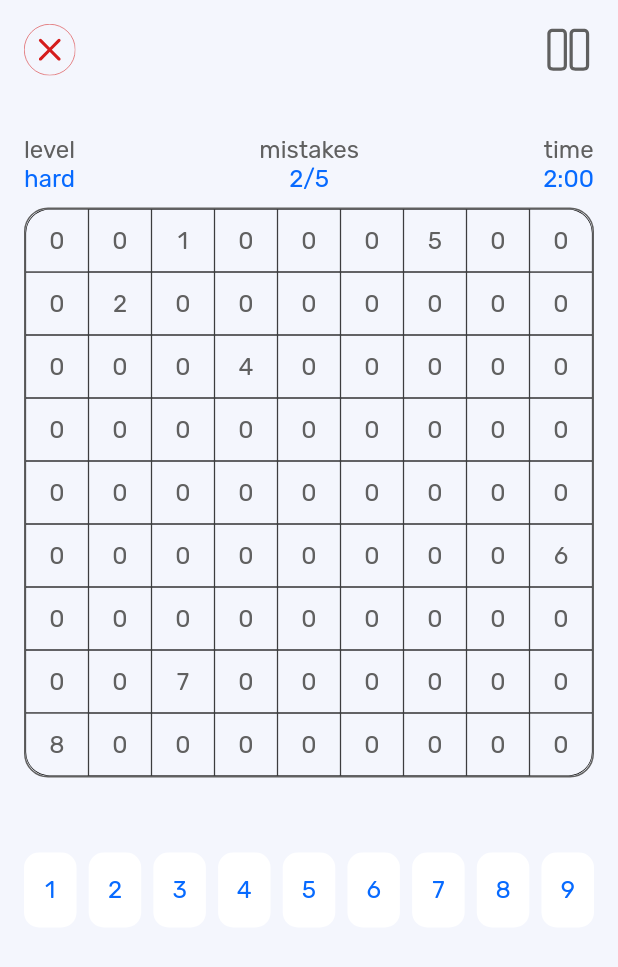
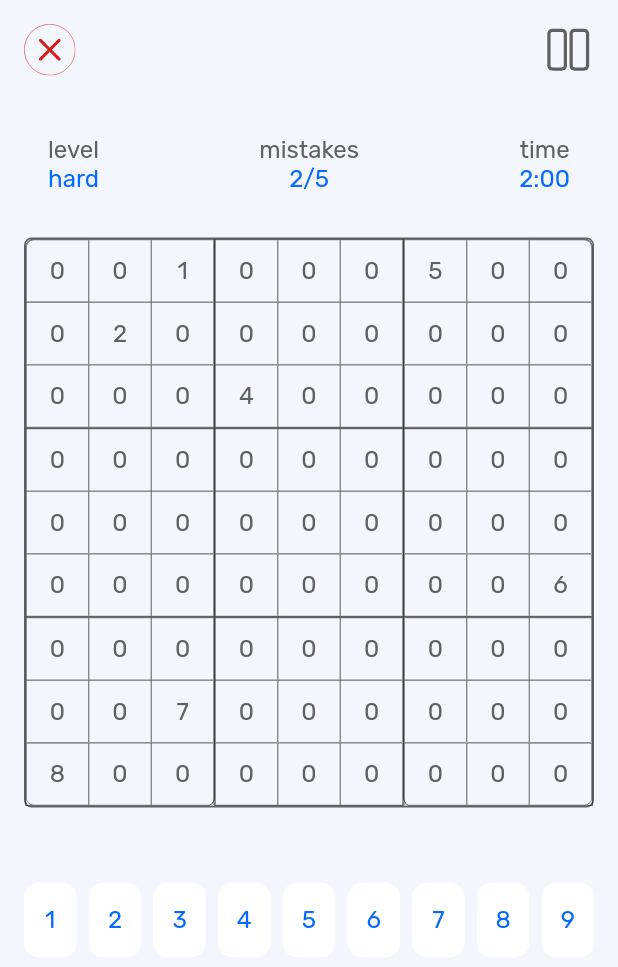
Before and after one commit to jopaul23/sudoku_solver, a Flutter app: the PuzzlePageLayout widget shown alone on an empty page, opened directly, on a phone screen of 412 x 824 dp. Shown: the top 967 px of the screen. Run offline on Flutter 3.47's test engine with Material 2 defaults, Android fonts, the phone set to English and light mode, and no system bars; our stand-ins replace flutter_screenutil, flutter_svg, get, google_fonts, shared_preferences; missing offline and left inert: dart:ffi; accounts and stored records are empty.

Commit message:
sudoku puzzle done

```diff
--- a/lib/controllers/sudoku_controller.dart
+++ b/lib/controllers/sudoku_controller.dart
@@ -1,8 +1,10 @@
+import 'package:flutter/cupertino.dart';
 import 'package:get/get.dart';
 
 class SudokuController extends GetxController {
   int selectedCellRow = -1;
   int selectedCellColumn = -1;
+  int blockBaseX = -1, blockBaseY = -1, blockLimitX = -1, blockLimitY = -1;
   List<List<int>> sudokuList = [
     [0, 0, 1, 0, 0, 0, 5, 0, 0],
     [0, 2, 0, 0, 0, 0, 0, 0, 0],
@@ -18,6 +20,7 @@ class SudokuController extends GetxController {
   updateSelectedCell(int rowNum, int columnNum) {
     selectedCellRow = rowNum;
     selectedCellColumn = columnNum;
+    blockDefiner();
     update();
   }
 
@@ -26,4 +29,41 @@ class SudokuController extends GetxController {
     update();
     // print(sudokuList);
   }
+
+  defineBorderRadius(int i, int j) {
+    if (i == 0 && j == 0) {
+      return const BorderRadius.only(topLeft: Radius.circular(5));
+    } else if (i == 2 && j == 2) {
+      return const BorderRadius.only(bottomLeft: Radius.circular(5));
+    } else if (i == 0 && j == 2) {
+      return const BorderRadius.only(topRight: Radius.circular(5));
+    } else if (i == 2 && j == 0) {
+      return const BorderRadius.only(bottomRight: Radius.circular(5));
+    } else {
+      return BorderRadius.zero;
+    }
+  }
+
+  blockDefiner() {
+    if (selectedCellRow < 3) {
+      blockBaseX = 0;
+      blockLimitX = 2;
+    } else if (selectedCellRow < 6) {
+      blockBaseX = 3;
+      blockLimitX = 5;
+    } else if (selectedCellRow < 9) {
+      blockBaseX = 6;
+      blockLimitX = 8;
+    }
+    if (selectedCellColumn < 3) {
+      blockBaseY = 0;
+      blockLimitY = 2;
+    } else if (selectedCellColumn < 6) {
+      blockBaseY = 3;
+      blockLimitY = 5;
+    } else if (selectedCellColumn < 9) {
+      blockBaseY = 6;
+      blockLimitY = 8;
+    }
+  }
 }
--- a/lib/screens/sudoku_puzzle/puzzle_page_layout.dart
+++ b/lib/screens/sudoku_puzzle/puzzle_page_layout.dart
@@ -42,12 +42,10 @@ class _PuzzlePageLayoutState extends State<PuzzlePageLayout> {
           ),
           const TopBar(),
           const SizedBox(
-            height: 10,
+            height: 30,
           ),
-          SudokuTable(
-              // sudokuController: sudokuController,
-              ),
-          SizedBox(
+          const SudokuTable(),
+          const SizedBox(
             height: 50,
           ),
           Row(mainAxisAlignment: MainAxisAlignment.spaceBetween, children: [
--- a/lib/screens/sudoku_puzzle/sudoku_cell.dart
+++ b/lib/screens/sudoku_puzzle/sudoku_cell.dart
@@ -20,57 +20,104 @@ class SudokuCell extends StatefulWidget {
 
 class _SudokuCellState extends State<SudokuCell> {
   @override
+  double topLeft = 0, bottomLeft = 0, topRight = 0, bottomRight = 0;
+  SudokuController sudokuController = Get.find<SudokuController>();
+  Color cellColor = Colors.transparent;
+
   Widget build(BuildContext context) {
-    SudokuController sudokuController = Get.find<SudokuController>();
     int number =
         sudokuController.sudokuList[widget.rowNumber][widget.columNumber];
-    double topLeft = 0, bottomLeft = 0, topRight = 0, bottomRight = 0;
-    if (widget.rowNumber == 0 && widget.columNumber == 0) {
-      topLeft = defaultPadding;
-    }
-    if (widget.rowNumber == 8 && widget.columNumber == 0) {
-      bottomLeft = defaultPadding;
-    }
-    if (widget.rowNumber == 0 && widget.columNumber == 8) {
-      topRight = defaultPadding;
-    }
-    if (widget.rowNumber == 8 && widget.columNumber == 8) {
-      bottomRight = defaultPadding;
-    }
+    _defineBorderRadius();
+    _opacityDefiner();
     double borderWidth = 0.4;
     Color borderColor = SudokuPageColors.sudokuLineColor;
     return GestureDetector(
       onTap: () {
-        Get.put(SudokuController())
-            .updateSelectedCell(widget.rowNumber, widget.columNumber);
-        print(
-            "slected cell (${Get.put(sudokuController).selectedCellRow} , ${Get.put(sudokuController).selectedCellColumn})");
         setState(() {
-          borderColor = CommonPageColors.primaryBlue;
-          borderWidth = 1;
+          Get.put(SudokuController())
+              .updateSelectedCell(widget.rowNumber, widget.columNumber);
+          print(
+              "slected cell (${Get.put(sudokuController).selectedCellRow} , ${Get.put(sudokuController).selectedCellColumn})");
         });
       },
       child: Container(
         alignment: Alignment.center,
         height:
-            (MediaQuery.of(context).size.width - defaultPadding * 2 - 2) / 9,
-        width: (MediaQuery.of(context).size.width - defaultPadding * 2 - 2) / 9,
+            (MediaQuery.of(context).size.width - defaultPadding * 2 - 4.4) / 9,
+        width:
+            (MediaQuery.of(context).size.width - defaultPadding * 2 - 4.4) / 9,
         decoration: BoxDecoration(
+            color: cellColor,
             borderRadius: BorderRadius.only(
               topLeft: Radius.circular(topLeft),
               topRight: Radius.circular(topRight),
               bottomLeft: Radius.circular(bottomLeft),
               bottomRight: Radius.circular(bottomRight),
             ),
-            border: Border.all(width: borderWidth)),
+            border: Border.all(
+              width: widget.rowNumber == sudokuController.selectedCellRow &&
+                      widget.columNumber == sudokuController.selectedCellColumn
+                  ? 2
+                  : borderWidth,
+              color: widget.rowNumber == sudokuController.selectedCellRow &&
+                      widget.columNumber == sudokuController.selectedCellColumn
+                  ? CommonPageColors.primaryBlue
+                  : SudokuPageColors.sudokuLineColor,
+            )),
         child: Text(
           number == 0 ? "0" : number.toString(),
           style: TextStyle(
-              color: borderColor,
+              color: widget.rowNumber == sudokuController.selectedCellRow &&
+                      widget.columNumber == sudokuController.selectedCellColumn
+                  ? CommonPageColors.primaryBlue
+                  : SudokuPageColors.sudokuLineColor,
               fontSize: 14.sp,
               decoration: TextDecoration.none),
         ),
       ),
     );
   }
+
+  _defineBorderRadius() {
+    if (widget.rowNumber == 0 && widget.columNumber == 0) {
+      topLeft = 5;
+    }
+    if (widget.rowNumber == 8 && widget.columNumber == 0) {
+      bottomLeft = 5;
+    }
+    if (widget.rowNumber == 0 && widget.columNumber == 8) {
+      topRight = 5;
+    }
+    if (widget.rowNumber == 8 && widget.columNumber == 8) {
+      bottomRight = 5;
+    }
+  }
+
+  _opacityDefiner() {
+    int conditionCount = 0;
+    if (widget.rowNumber == sudokuController.selectedCellRow ||
+        widget.columNumber == sudokuController.selectedCellColumn) {
+      conditionCount++;
+    }
+
+    if (sudokuController.blockBaseX <= widget.rowNumber &&
+        sudokuController.blockLimitX >= widget.rowNumber &&
+        sudokuController.blockBaseY <= widget.columNumber &&
+        sudokuController.blockLimitY >= widget.columNumber) {
+      conditionCount++;
+    }
+    if (sudokuController.selectedCellRow == widget.rowNumber &&
+        sudokuController.selectedCellColumn == widget.columNumber) {
+      conditionCount++;
+    }
+    if (conditionCount == 0) {
+      cellColor = Colors.transparent;
+    } else if (conditionCount == 1) {
+      cellColor = CommonPageColors.primaryBlue.withOpacity(0.15);
+    } else if (conditionCount == 2) {
+      cellColor = CommonPageColors.primaryBlue.withOpacity(0.25);
+    } else if (conditionCount == 3) {
+      cellColor = Colors.yellow.withOpacity(0.25);
+    }
+  }
 }
--- a/lib/screens/sudoku_puzzle/sudoku_table.dart
+++ b/lib/screens/sudoku_puzzle/sudoku_table.dart
@@ -12,27 +12,45 @@ class SudokuTable extends StatelessWidget {
   // final SudokuController sudokuController;
   @override
   Widget build(BuildContext context) {
+    double topLeft = 0, bottomLeft = 0, topRight = 0, bottomRight = 0;
+
     SudokuController sudokuController = Get.find<SudokuController>();
     return Container(
       width: MediaQuery.of(context).size.width - defaultPadding * 2,
       height: MediaQuery.of(context).size.width - defaultPadding * 2,
       decoration: BoxDecoration(
-        borderRadius: BorderRadius.circular(defaultPadding),
+        borderRadius: BorderRadius.circular(5),
         border: Border.all(width: 1, color: SudokuPageColors.sudokuLineColor),
       ),
       child: Column(
         children: [
-          for (int i = 0; i < 9; i++)
+          for (int i = 0; i < 3; i++)
             Row(
               children: [
-                for (int j = 0; j < 9; j++)
-                  GetBuilder<SudokuController>(builder: (context) {
-                    return SudokuCell(
-                      // sudokuController: sudokuController,
-                      rowNumber: i,
-                      columNumber: j,
-                    );
-                  })
+                for (int j = 0; j < 3; j++)
+                  Container(
+                    decoration: BoxDecoration(
+                      border: Border.all(width: .4),
+                      borderRadius: sudokuController.defineBorderRadius(i, j),
+                    ),
+                    child: Column(
+                      children: [
+                        for (int k = 0; k < 3; k++)
+                          Row(
+                            children: [
+                              for (int l = 0; l < 3; l++)
+                                GetBuilder<SudokuController>(
+                                    builder: (context) {
+                                  return SudokuCell(
+                                    rowNumber: i * 3 + k,
+                                    columNumber: j * 3 + l,
+                                  );
+                                })
+                            ],
+                          )
+                      ],
+                    ),
+                  ),
               ],
             )
         ],
--- a/lib/screens/sudoku_puzzle/top_bar.dart
+++ b/lib/screens/sudoku_puzzle/top_bar.dart
@@ -9,7 +9,9 @@ class TopBar extends StatelessWidget {
 
   @override
   Widget build(BuildContext context) {
-    return Row(
+    return Container(
+      padding: const EdgeInsets.symmetric(horizontal: defaultPadding),
+      child: Row(
         mainAxisAlignment: MainAxisAlignment.spaceBetween,
         children: [
           Column(
@@ -56,8 +58,9 @@ class TopBar extends StatelessWidget {
                     color: CommonPageColors.primaryBlue, fontSize: 14.sp),
               ),
             ],
-        )
+          ),
         ],
+      ),
     );
   }
 }
```
Lines whose indentation alone changed are shown as unchanged.
